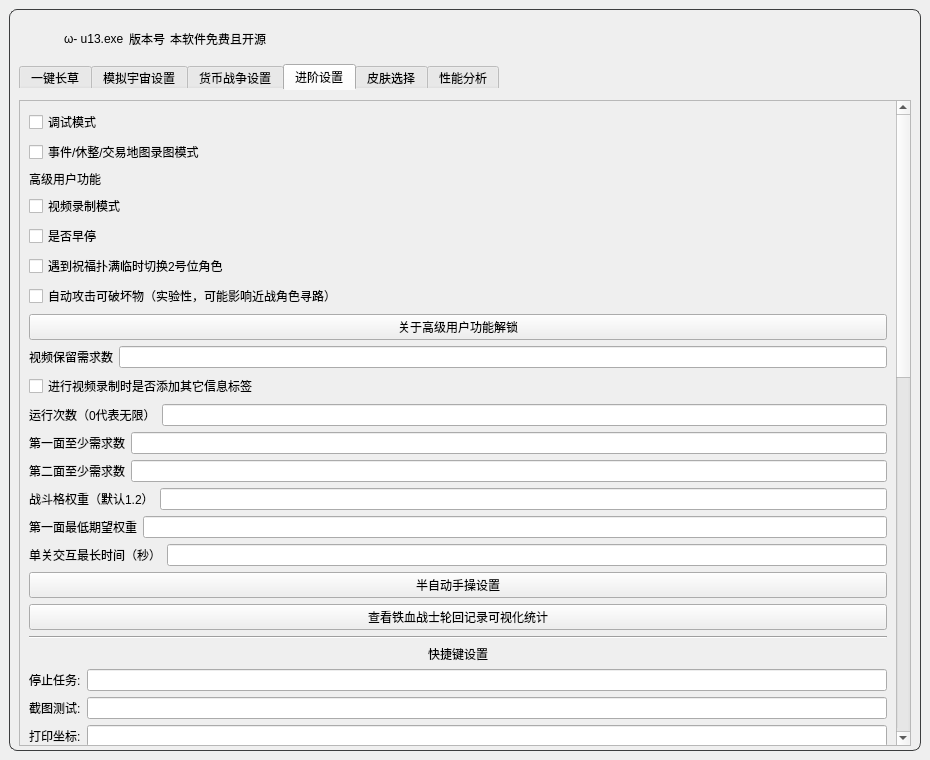
The window that resource/ui/UI.ui (qlx3264/Simulated_Scepter) describes before a commit, drawn with Qt 5.
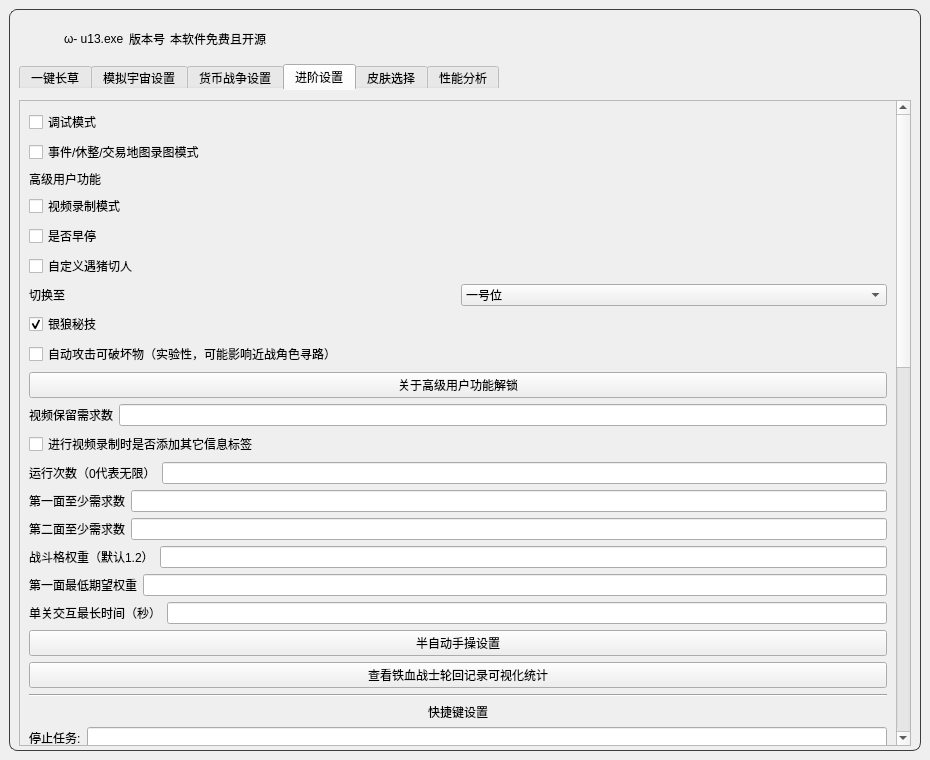
The same window after the commit. The open tabs and pages were chosen to show the change. Icons and pictures are not drawn.

Commit message: 银狼秘技(通用)

Diff of the .ui file:
```diff
--- a/resource/ui/UI.ui
+++ b/resource/ui/UI.ui
@@ -1293,7 +1293,41 @@
                      <item>
                       <widget class="QCheckBox" name="pig_switch_2_role">
                        <property name="text">
-                        <string>遇到祝福扑满临时切换2号位角色</string>
+                        <string>自定义遇猪切人</string>
+                       </property>
+                      </widget>
+                     </item>
+                     <item>
+                      <layout class="QHBoxLayout" name="horizontalLayout_silver_wolf_switch">
+                       <item>
+                        <widget class="QLabel" name="label_silver_wolf_switch">
+                         <property name="text">
+                          <string>切换至</string>
+                         </property>
+                        </widget>
+                       </item>
+                       <item>
+                        <widget class="QComboBox" name="silver_wolf_switch_combo">
+                         <property name="toolTip">
+                          <string>若银狼位于非一号位，战斗扑满信标区域无秘技点时也会切换至所选位置抓扑满</string>
+                         </property>
+                         <item><property name="text"><string>一号位</string></property></item>
+                         <item><property name="text"><string>二号位</string></property></item>
+                        </widget>
+                       </item>
+                      </layout>
+                     </item>
+                     <item>
+                      <widget class="QCheckBox" name="silver_wolf_enable">
+                       <property name="text">
+                        <string>银狼秘技</string>
+                       </property>
+                       <property name="toolTip">
+                        <string>位于一号位时，切换至银狼并启用秘技,若开启遇猪切人会切换至所选位置(一号位银狼不建议开启自定义遇猪切人)
+位于非一号位且位于首领、精英、事件、奖励、事件虫群与携带祝福扑满的战斗区域时，切换至银狼并启用秘技</string>
+                       </property>
+                       <property name="checked">
+                        <bool>true</bool>
                        </property>
                       </widget>
                      </item>
```
The commit also changes 3 other files.
